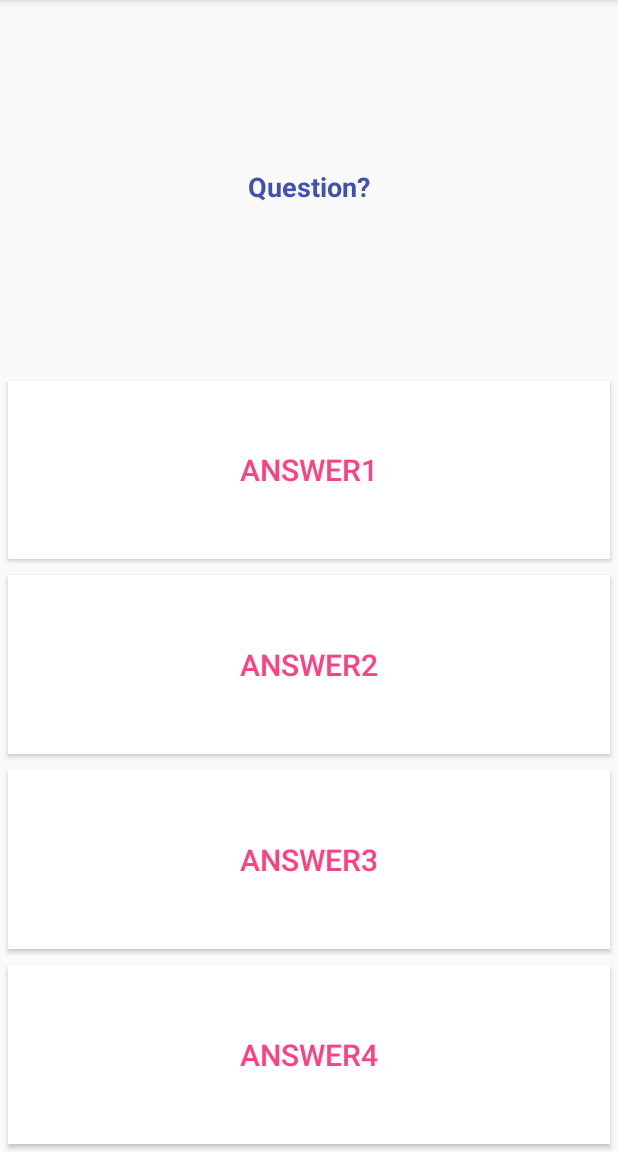
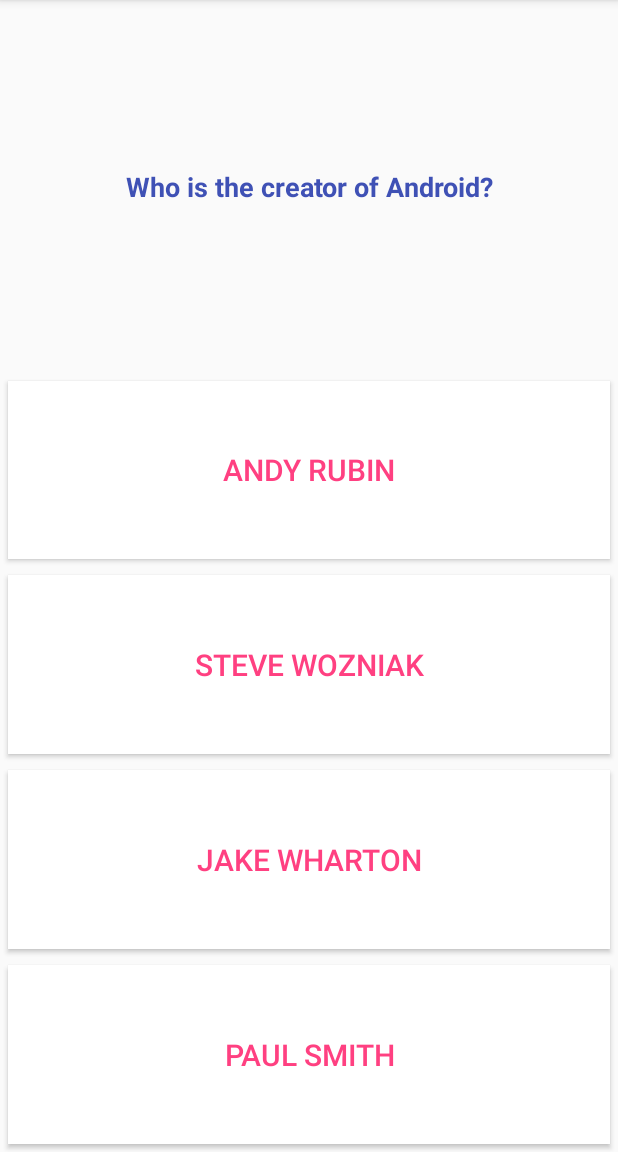
Before and after one commit to olefrancois/OC_Android_TopQuiz, an Android app: the GameActivity screen opened directly, with no data from a screen before it, on a phone screen of 412 x 824 dp, the part 84-1236 px from its top. Run offline under Robolectric (Android 15) with nearby library versions, the phone set to English and light mode, and no system bars.

Commit message:
Implémentez la logique de jeu dans le contrôleur

```diff
--- a/app/src/main/AndroidManifest.xml
+++ b/app/src/main/AndroidManifest.xml
@@ -9,14 +9,14 @@
         android:roundIcon="@mipmap/ic_launcher_round"
         android:supportsRtl="true"
         android:theme="@style/AppTheme">
-        <activity android:name=".MainActivity">
+        <activity android:name=".controller.MainActivity">
             <intent-filter>
                 <action android:name="android.intent.action.MAIN" />
 
                 <category android:name="android.intent.category.LAUNCHER" />
             </intent-filter>
         </activity>
-        <activity android:name=".GameActivity"></activity>
+        <activity android:name=".controller.GameActivity"></activity>
     </application>
 
 </manifest>
--- a/app/src/main/java/com/lefrancois/olivier/oc_topquiz/GameActivity.java
+++ /dev/null
@@ -1,26 +0,0 @@
-package com.lefrancois.olivier.oc_topquiz;
-
-import android.os.Bundle;
-import android.support.v7.app.AppCompatActivity;
-import android.widget.Button;
-import android.widget.TextView;
-
-public class GameActivity extends AppCompatActivity {
-
-    private TextView mGreetingText;
-    private Button mAnswer1;
-    private Button mAnswer2;
-    private Button mAnswer3;
-    private Button mAnswer4;
-
-    @Override
-    protected void onCreate(Bundle savedInstanceState) {
-        super.onCreate(savedInstanceState);
-        setContentView(R.layout.activity_game);
-        mGreetingText = (TextView) findViewById(R.id.activity_main_greeting_txt);
-        mAnswer1 = (Button) findViewById(R.id.activity_game_answer1_btn);
-        mAnswer2 = (Button) findViewById(R.id.activity_game_answer2_btn);
-        mAnswer3 = (Button) findViewById(R.id.activity_game_answer3_btn);
-        mAnswer4 = (Button) findViewById(R.id.activity_game_answer4_btn);
-    }
-}
--- /dev/null
+++ b/app/src/main/java/com/lefrancois/olivier/oc_topquiz/controller/GameActivity.java
@@ -0,0 +1,100 @@
+package com.lefrancois.olivier.oc_topquiz.controller;
+
+import android.os.Bundle;
+import android.support.v7.app.AppCompatActivity;
+import android.view.View;
+import android.widget.Button;
+import android.widget.TextView;
+import android.widget.Toast;
+
+import com.lefrancois.olivier.oc_topquiz.R;
+import com.lefrancois.olivier.oc_topquiz.model.Question;
+import com.lefrancois.olivier.oc_topquiz.model.QuestionBank;
+
+import java.util.Arrays;
+
+public class GameActivity extends AppCompatActivity implements View.OnClickListener {
+
+    private TextView mQuestionTextView;
+    private Button mAnswerButton1;
+    private Button mAnswerButton2;
+    private Button mAnswerButton3;
+    private Button mAnswerButton4;
+
+    private QuestionBank mQuestionBank;
+    private Question mCurrentQuestion;
+
+    private QuestionBank getQuestions() {
+        Question question1 = new Question("Who is the creator of Android?",
+                Arrays.asList("Andy Rubin",
+                        "Steve Wozniak",
+                        "Jake Wharton",
+                        "Paul Smith"),
+                0);
+
+        Question question2 = new Question("When did the first man land on the moon?",
+                Arrays.asList("1958",
+                        "1962",
+                        "1967",
+                        "1969"),
+                3);
+
+        Question question3 = new Question("What is the house number of The Simpsons?",
+                Arrays.asList("42",
+                        "101",
+                        "666",
+                        "742"),
+                3);
+
+        return new QuestionBank(Arrays.asList(question1,
+                question2,
+                question3));
+    }
+
+    @Override
+    protected void onCreate(Bundle savedInstanceState) {
+        super.onCreate(savedInstanceState);
+        setContentView(R.layout.activity_game);
+
+        mQuestionBank = getQuestions();
+
+        mQuestionTextView = (TextView) findViewById(R.id.activity_game_question_text);
+        mAnswerButton1 = (Button) findViewById(R.id.activity_game_answer1_btn);
+        mAnswerButton2 = (Button) findViewById(R.id.activity_game_answer2_btn);
+        mAnswerButton3 = (Button) findViewById(R.id.activity_game_answer3_btn);
+        mAnswerButton4 = (Button) findViewById(R.id.activity_game_answer4_btn);
+
+        mAnswerButton1.setOnClickListener(this);
+        mAnswerButton2.setOnClickListener(this);
+        mAnswerButton3.setOnClickListener(this);
+        mAnswerButton4.setOnClickListener(this);
+
+        mAnswerButton1.setTag(0);
+        mAnswerButton2.setTag(1);
+        mAnswerButton3.setTag(2);
+        mAnswerButton4.setTag(3);
+
+        mCurrentQuestion = mQuestionBank.getQuestion();
+        displayQuestion(mCurrentQuestion);
+
+    }
+
+    private void displayQuestion(final Question question) {
+        mQuestionTextView.setText(question.getQuestion());
+        mAnswerButton1.setText(question.getChoiceList().get(0));
+        mAnswerButton2.setText(question.getChoiceList().get(1));
+        mAnswerButton3.setText(question.getChoiceList().get(2));
+        mAnswerButton4.setText(question.getChoiceList().get(3));
+    }
+
+    @Override
+    public void onClick(View view) {
+        int responseIndex = (int) view.getTag();
+
+        if (responseIndex == mCurrentQuestion.getAnswerIndex()) {
+            Toast.makeText(this, "Correct!", Toast.LENGTH_SHORT).show();
+        } else {
+            Toast.makeText(this, "Nop!", Toast.LENGTH_LONG).show();
+        }
+    }
+}
--- /dev/null
+++ b/app/src/main/java/com/lefrancois/olivier/oc_topquiz/model/Question.java
@@ -0,0 +1,61 @@
+package com.lefrancois.olivier.oc_topquiz.model;
+
+import java.util.List;
+
+/**
+ * Created by olivier on 18/02/2018.
+ */
+
+public class Question {
+
+    private String mQuestion;
+    private List<String> mChoiceList;
+    private int mAnswerIndex;
+
+    public Question(String question, List<String> choiceList, int answerIndex) {
+        mQuestion = question;
+        mChoiceList = choiceList;
+        mAnswerIndex = answerIndex;
+    }
+
+    public String getQuestion() {
+        return mQuestion;
+    }
+
+    public void setQuestion(String question) {
+        mQuestion = question;
+    }
+
+    public List<String> getChoiceList() {
+        return mChoiceList;
+    }
+
+    public void setChoiceList(List<String> choiceList) {
+        if (choiceList != null) {
+            mChoiceList = choiceList;
+        } else {
+            throw new IllegalArgumentException("Array cannot be null");
+        }
+    }
+
+    public int getAnswerIndex() {
+        return mAnswerIndex;
+    }
+
+    public void setAnswerIndex(int answerIndex) {
+        if (answerIndex > 0 || answerIndex <= mChoiceList.size()) {
+            mAnswerIndex = answerIndex;
+        } else {
+            throw new IllegalArgumentException("Answer index is out of bound");
+        }
+    }
+
+    @Override
+    public String toString() {
+        return "Question{" +
+                "mQuestion='" + mQuestion + '\'' +
+                ", mChoiceList=" + mChoiceList +
+                ", mAnswerIndex=" + mAnswerIndex +
+                '}';
+    }
+}
--- /dev/null
+++ b/app/src/main/java/com/lefrancois/olivier/oc_topquiz/model/QuestionBank.java
@@ -0,0 +1,31 @@
+package com.lefrancois.olivier.oc_topquiz.model;
+
+import java.util.Collections;
+import java.util.List;
+
+/**
+ * Created by olivier on 18/02/2018.
+ */
+
+public class QuestionBank {
+
+    private List<Question> mQuestionList;
+    private int mNextQuestionIndex;
+
+    public QuestionBank(List<Question> questionList) {
+        mQuestionList = questionList;
+
+        Collections.shuffle(mQuestionList);
+
+        mNextQuestionIndex = 0;
+    }
+
+    public Question getQuestion() {
+        if (mNextQuestionIndex == mQuestionList.size()) {
+            mNextQuestionIndex = 0;
+        }
+
+        return mQuestionList.get(mNextQuestionIndex++);
+    }
+
+}
--- a/app/src/main/res/layout/activity_game.xml
+++ b/app/src/main/res/layout/activity_game.xml
@@ -4,7 +4,7 @@
     android:layout_width="match_parent"
     android:layout_height="match_parent"
     android:orientation="vertical"
-    tools:context="com.lefrancois.olivier.oc_topquiz.GameActivity">
+    tools:context="com.lefrancois.olivier.oc_topquiz.controller.GameActivity">
 
     <TextView
         android:id="@+id/activity_game_question_text"
--- a/app/src/main/res/layout/activity_main.xml
+++ b/app/src/main/res/layout/activity_main.xml
@@ -5,7 +5,7 @@
     android:layout_width="match_parent"
     android:layout_height="match_parent"
     android:orientation="vertical"
-    tools:context="com.lefrancois.olivier.oc_topquiz.MainActivity">
+    tools:context="com.lefrancois.olivier.oc_topquiz.controller.MainActivity">
 
     <TextView
         android:id="@+id/activity_main_greeting_txt"
```
Also changed, not shown: app/src/main/java/com/lefrancois/olivier/oc_topquiz/controller/MainActivity.java (renamed from app/src/main/java/com/lefrancois/olivier/oc_topquiz/MainActivity.java, +9 -1 lines), app/src/main/java/com/lefrancois/olivier/oc_topquiz/model/User.java (added, +25 -0 lines).
